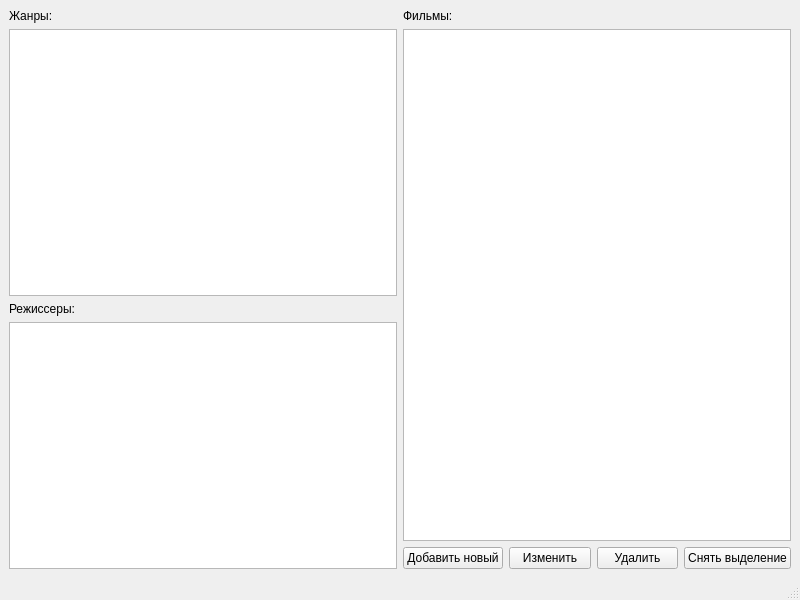
The window that Film_cataloger/mainwindow.ui (KeltorHD/lr_visual_programming) describes before a commit, drawn with Qt 5.
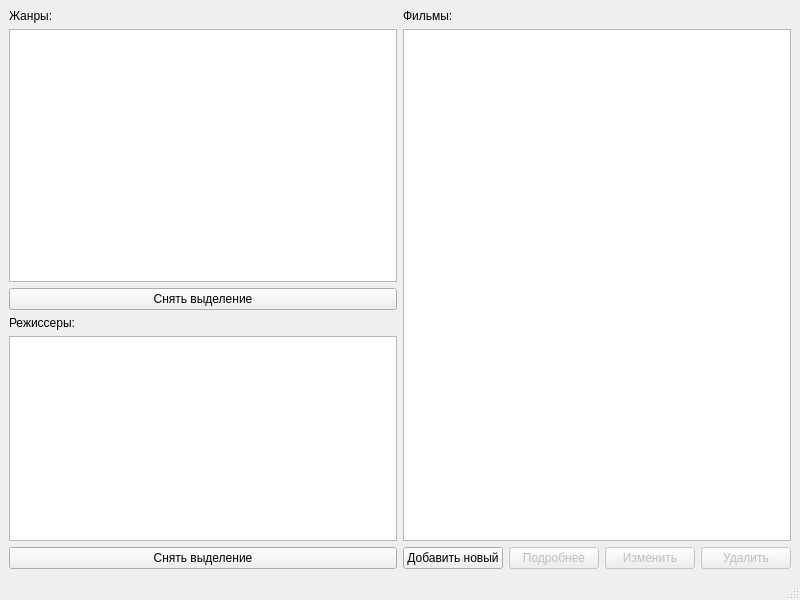
The same window after the commit.

```diff
--- a/Film_cataloger/mainwindow.ui
+++ b/Film_cataloger/mainwindow.ui
@@ -29,7 +29,7 @@
           </property>
          </widget>
         </item>
-        <item row="2" column="0">
+        <item row="5" column="0">
          <layout class="QGridLayout" name="gridLayout_2">
           <item row="0" column="0">
            <widget class="QLabel" name="label_2">
@@ -41,8 +41,22 @@
           <item row="1" column="0">
            <widget class="QListWidget" name="producers"/>
           </item>
+          <item row="2" column="0">
+           <widget class="QPushButton" name="clear_producer">
+            <property name="text">
+             <string>Снять выделение</string>
+            </property>
+           </widget>
+          </item>
          </layout>
         </item>
+        <item row="2" column="0">
+         <widget class="QPushButton" name="clear_genre">
+          <property name="text">
+           <string>Снять выделение</string>
+          </property>
+         </widget>
+        </item>
        </layout>
       </item>
      </layout>
@@ -69,23 +83,35 @@
          </widget>
         </item>
         <item>
-         <widget class="QPushButton" name="pushButton_3">
+         <widget class="QPushButton" name="more_object">
+          <property name="enabled">
+           <bool>false</bool>
+          </property>
+          <property name="text">
+           <string>Подробнее</string>
+          </property>
+         </widget>
+        </item>
+        <item>
+         <widget class="QPushButton" name="change_object">
+          <property name="enabled">
+           <bool>false</bool>
+          </property>
           <property name="text">
            <string>Изменить</string>
           </property>
          </widget>
         </item>
         <item>
-         <widget class="QPushButton" name="pushButton_2">
+         <widget class="QPushButton" name="del_object">
+          <property name="enabled">
+           <bool>false</bool>
+          </property>
           <property name="text">
            <string>Удалить</string>
           </property>
-         </widget>
-        </item>
-        <item>
-         <widget class="QPushButton" name="pushButton_4">
-          <property name="text">
-           <string>Снять выделение</string>
+          <property name="flat">
+           <bool>false</bool>
           </property>
          </widget>
         </item>
```
Left out of the diff: 2 changed lines with no effect on the pictures.
